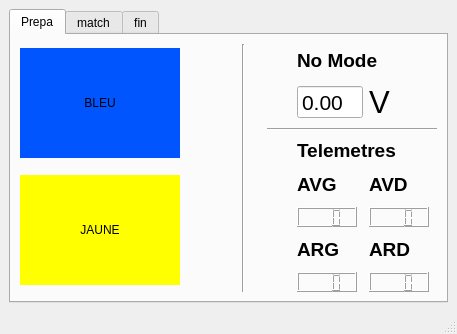
Old version of the form BasicModules/Ecran/ihm_Ecran.ui in the repository CRLG/LABOTBOX.
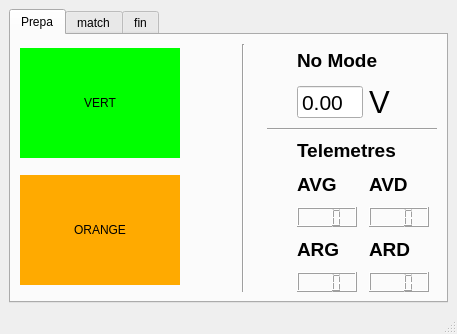
New version of the form. The open tabs and pages were chosen to show the change. Custom widgets are drawn as their Qt base class.

What changed in the file:
```diff
--- a/BasicModules/Ecran/ihm_Ecran.ui
+++ b/BasicModules/Ecran/ihm_Ecran.ui
@@ -187,7 +187,7 @@
               <brush brushstyle="SolidPattern">
                <color alpha="255">
                 <red>255</red>
-                <green>255</green>
+                <green>170</green>
                 <blue>0</blue>
                </color>
               </brush>
@@ -196,7 +196,7 @@
               <brush brushstyle="SolidPattern">
                <color alpha="255">
                 <red>255</red>
-                <green>255</green>
+                <green>213</green>
                 <blue>127</blue>
                </color>
               </brush>
@@ -205,7 +205,7 @@
               <brush brushstyle="SolidPattern">
                <color alpha="255">
                 <red>255</red>
-                <green>255</green>
+                <green>191</green>
                 <blue>63</blue>
                </color>
               </brush>
@@ -214,7 +214,7 @@
               <brush brushstyle="SolidPattern">
                <color alpha="255">
                 <red>127</red>
-                <green>127</green>
+                <green>85</green>
                 <blue>0</blue>
                </color>
               </brush>
@@ -223,7 +223,7 @@
               <brush brushstyle="SolidPattern">
                <color alpha="255">
                 <red>170</red>
-                <green>170</green>
+                <green>113</green>
                 <blue>0</blue>
                </color>
               </brush>
@@ -268,7 +268,7 @@
               <brush brushstyle="SolidPattern">
                <color alpha="255">
                 <red>255</red>
-                <green>255</green>
+                <green>170</green>
                 <blue>0</blue>
                </color>
               </brush>
@@ -286,7 +286,7 @@
               <brush brushstyle="SolidPattern">
                <color alpha="255">
                 <red>255</red>
-                <green>255</green>
+                <green>212</green>
                 <blue>127</blue>
                </color>
               </brush>
@@ -324,7 +324,7 @@
               <brush brushstyle="SolidPattern">
                <color alpha="255">
                 <red>255</red>
-                <green>255</green>
+                <green>170</green>
                 <blue>0</blue>
                </color>
               </brush>
@@ -333,7 +333,7 @@
               <brush brushstyle="SolidPattern">
                <color alpha="255">
                 <red>255</red>
-                <green>255</green>
+                <green>213</green>
                 <blue>127</blue>
                </color>
               </brush>
@@ -342,7 +342,7 @@
               <brush brushstyle="SolidPattern">
                <color alpha="255">
                 <red>255</red>
-                <green>255</green>
+                <green>191</green>
                 <blue>63</blue>
                </color>
               </brush>
@@ -351,7 +351,7 @@
               <brush brushstyle="SolidPattern">
                <color alpha="255">
                 <red>127</red>
-                <green>127</green>
+                <green>85</green>
                 <blue>0</blue>
                </color>
               </brush>
@@ -360,7 +360,7 @@
               <brush brushstyle="SolidPattern">
                <color alpha="255">
                 <red>170</red>
-                <green>170</green>
+                <green>113</green>
                 <blue>0</blue>
                </color>
               </brush>
@@ -405,7 +405,7 @@
               <brush brushstyle="SolidPattern">
                <color alpha="255">
                 <red>255</red>
-                <green>255</green>
+                <green>170</green>
                 <blue>0</blue>
                </color>
               </brush>
@@ -423,7 +423,7 @@
               <brush brushstyle="SolidPattern">
                <color alpha="255">
                 <red>255</red>
-                <green>255</green>
+                <green>212</green>
                 <blue>127</blue>
                </color>
               </brush>
@@ -452,7 +452,7 @@
               <brush brushstyle="SolidPattern">
                <color alpha="255">
                 <red>127</red>
-                <green>127</green>
+                <green>85</green>
                 <blue>0</blue>
                </color>
               </brush>
@@ -461,7 +461,7 @@
               <brush brushstyle="SolidPattern">
                <color alpha="255">
                 <red>255</red>
-                <green>255</green>
+                <green>170</green>
                 <blue>0</blue>
                </color>
               </brush>
@@ -470,7 +470,7 @@
               <brush brushstyle="SolidPattern">
                <color alpha="255">
                 <red>255</red>
-                <green>255</green>
+                <green>213</green>
                 <blue>127</blue>
                </color>
               </brush>
@@ -479,7 +479,7 @@
               <brush brushstyle="SolidPattern">
                <color alpha="255">
                 <red>255</red>
-                <green>255</green>
+                <green>191</green>
                 <blue>63</blue>
                </color>
               </brush>
@@ -488,7 +488,7 @@
               <brush brushstyle="SolidPattern">
                <color alpha="255">
                 <red>127</red>
-                <green>127</green>
+                <green>85</green>
                 <blue>0</blue>
                </color>
               </brush>
@@ -497,7 +497,7 @@
               <brush brushstyle="SolidPattern">
                <color alpha="255">
                 <red>170</red>
-                <green>170</green>
+                <green>113</green>
                 <blue>0</blue>
                </color>
               </brush>
@@ -506,7 +506,7 @@
               <brush brushstyle="SolidPattern">
                <color alpha="255">
                 <red>127</red>
-                <green>127</green>
+                <green>85</green>
                 <blue>0</blue>
                </color>
               </brush>
@@ -524,7 +524,7 @@
               <brush brushstyle="SolidPattern">
                <color alpha="255">
                 <red>127</red>
-                <green>127</green>
+                <green>85</green>
                 <blue>0</blue>
                </color>
               </brush>
@@ -533,7 +533,7 @@
               <brush brushstyle="SolidPattern">
                <color alpha="255">
                 <red>255</red>
-                <green>255</green>
+                <green>170</green>
                 <blue>0</blue>
                </color>
               </brush>
@@ -542,7 +542,7 @@
               <brush brushstyle="SolidPattern">
                <color alpha="255">
                 <red>255</red>
-                <green>255</green>
+                <green>170</green>
                 <blue>0</blue>
                </color>
               </brush>
@@ -560,7 +560,7 @@
               <brush brushstyle="SolidPattern">
                <color alpha="255">
                 <red>255</red>
-                <green>255</green>
+                <green>170</green>
                 <blue>0</blue>
                </color>
               </brush>
@@ -590,7 +590,7 @@
            <bool>true</bool>
           </property>
           <property name="text">
-           <string>JAUNE</string>
+           <string>ORANGE</string>
           </property>
           <property name="flat">
            <bool>true</bool>
@@ -758,8 +758,8 @@
               <brush brushstyle="SolidPattern">
                <color alpha="255">
                 <red>0</red>
-                <green>85</green>
-                <blue>255</blue>
+                <green>255</green>
+                <blue>0</blue>
                </color>
               </brush>
              </colorrole>
@@ -767,8 +767,8 @@
               <brush brushstyle="SolidPattern">
                <color alpha="255">
                 <red>127</red>
-                <green>170</green>
-                <blue>255</blue>
+                <green>255</green>
+                <blue>127</blue>
                </color>
               </brush>
              </colorrole>
@@ -776,8 +776,8 @@
               <brush brushstyle="SolidPattern">
                <color alpha="255">
                 <red>63</red>
-                <green>127</green>
-                <blue>255</blue>
+                <green>255</green>
+                <blue>63</blue>
                </color>
               </brush>
              </colorrole>
@@ -785,8 +785,8 @@
               <brush brushstyle="SolidPattern">
                <color alpha="255">
                 <red>0</red>
-                <green>42</green>
-                <blue>127</blue>
+                <green>127</green>
+                <blue>0</blue>
                </color>
               </brush>
              </colorrole>
@@ -794,8 +794,8 @@
               <brush brushstyle="SolidPattern">
                <color alpha="255">
                 <red>0</red>
-                <green>56</green>
-                <blue>170</blue>
+                <green>170</green>
+                <blue>0</blue>
                </color>
               </brush>
              </colorrole>
@@ -839,8 +839,8 @@
               <brush brushstyle="SolidPattern">
                <color alpha="255">
                 <red>0</red>
-                <green>85</green>
-                <blue>255</blue>
+                <green>255</green>
+                <blue>0</blue>
                </color>
               </brush>
              </colorrole>
@@ -857,8 +857,8 @@
               <brush brushstyle="SolidPattern">
                <color alpha="255">
                 <red>127</red>
-                <green>170</green>
-                <blue>255</blue>
+                <green>255</green>
+                <blue>127</blue>
                </color>
               </brush>
              </colorrole>
@@ -895,8 +895,8 @@
               <brush brushstyle="SolidPattern">
                <color alpha="255">
                 <red>0</red>
-                <green>85</green>
-                <blue>255</blue>
+                <green>255</green>
+                <blue>0</blue>
                </color>
               </brush>
              </colorrole>
@@ -904,8 +904,8 @@
               <brush brushstyle="SolidPattern">
                <color alpha="255">
                 <red>127</red>
-                <green>170</green>
-                <blue>255</blue>
+                <green>255</green>
+                <blue>127</blue>
                </color>
               </brush>
              </colorrole>
@@ -913,8 +913,8 @@
               <brush brushstyle="SolidPattern">
                <color alpha="255">
                 <red>63</red>
-                <green>127</green>
-                <blue>255</blue>
+                <green>255</green>
+                <blue>63</blue>
                </color>
               </brush>
              </colorrole>
@@ -922,8 +922,8 @@
               <brush brushstyle="SolidPattern">
                <color alpha="255">
                 <red>0</red>
-                <green>42</green>
-                <blue>127</blue>
+                <green>127</green>
+                <blue>0</blue>
                </color>
               </brush>
              </colorrole>
@@ -931,8 +931,8 @@
               <brush brushstyle="SolidPattern">
                <color alpha="255">
                 <red>0</red>
-                <green>56</green>
-                <blue>170</blue>
+                <green>170</green>
+                <blue>0</blue>
                </color>
               </brush>
              </colorrole>
@@ -976,8 +976,8 @@
               <brush brushstyle="SolidPattern">
                <color alpha="255">
                 <red>0</red>
-                <green>85</green>
-                <blue>255</blue>
+                <green>255</green>
+                <blue>0</blue>
                </color>
               </brush>
              </colorrole>
@@ -994,8 +994,8 @@
               <brush brushstyle="SolidPattern">
                <color alpha="255">
                 <red>127</red>
-                <green>170</green>
-                <blue>255</blue>
+                <green>255</green>
+                <blue>127</blue>
                </color>
               </brush>
              </colorrole>
@@ -1023,8 +1023,8 @@
               <brush brushstyle="SolidPattern">
                <color alpha="255">
                 <red>0</red>
-                <green>42</green>
-                <blue>127</blue>
+                <green>127</green>
+                <blue>0</blue>
                </color>
               </brush>
              </colorrole>
@@ -1032,8 +1032,8 @@
               <brush brushstyle="SolidPattern">
                <color alpha="255">
                 <red>0</red>
-                <green>85</green>
-                <blue>255</blue>
+                <green>255</green>
+                <blue>0</blue>
                </color>
               </brush>
              </colorrole>
@@ -1041,8 +1041,8 @@
               <brush brushstyle="SolidPattern">
                <color alpha="255">
                 <red>127</red>
-                <green>170</green>
-                <blue>255</blue>
+                <green>255</green>
+                <blue>127</blue>
                </color>
               </brush>
              </colorrole>
@@ -1050,8 +1050,8 @@
               <brush brushstyle="SolidPattern">
                <color alpha="255">
                 <red>63</red>
-                <green>127</green>
-                <blue>255</blue>
+                <green>255</green>
+                <blue>63</blue>
                </color>
               </brush>
              </colorrole>
@@ -1059,8 +1059,8 @@
               <brush brushstyle="SolidPattern">
                <color alpha="255">
                 <red>0</red>
-                <green>42</green>
-                <blue>127</blue>
+                <green>127</green>
+                <blue>0</blue>
                </color>
               </brush>
              </colorrole>
@@ -1068,8 +1068,8 @@
               <brush brushstyle="SolidPattern">
                <color alpha="255">
                 <red>0</red>
-                <green>56</green>
-                <blue>170</blue>
+                <green>170</green>
+                <blue>0</blue>
                </color>
               </brush>
              </colorrole>
@@ -1077,8 +1077,8 @@
               <brush brushstyle="SolidPattern">
                <color alpha="255">
                 <red>0</red>
-                <green>42</green>
-                <blue>127</blue>
+                <green>127</green>
+                <blue>0</blue>
                </color>
               </brush>
              </colorrole>
@@ -1095,8 +1095,8 @@
               <brush brushstyle="SolidPattern">
                <color alpha="255">
                 <red>0</red>
-                <green>42</green>
-                <blue>127</blue>
+                <green>127</green>
+                <blue>0</blue>
                </color>
               </brush>
              </colorrole>
@@ -1104,8 +1104,8 @@
               <brush brushstyle="SolidPattern">
                <color alpha="255">
                 <red>0</red>
-                <green>85</green>
-                <blue>255</blue>
+                <green>255</green>
+                <blue>0</blue>
                </color>
               </brush>
              </colorrole>
@@ -1113,8 +1113,8 @@
               <brush brushstyle="SolidPattern">
                <color alpha="255">
                 <red>0</red>
-                <green>85</green>
-                <blue>255</blue>
+                <green>255</green>
+                <blue>0</blue>
                </color>
               </brush>
              </colorrole>
@@ -1131,8 +1131,8 @@
               <brush brushstyle="SolidPattern">
                <color alpha="255">
                 <red>0</red>
-                <green>85</green>
-                <blue>255</blue>
+                <green>255</green>
+                <blue>0</blue>
                </color>
               </brush>
              </colorrole>
@@ -1161,7 +1161,7 @@
            <bool>true</bool>
           </property>
           <property name="text">
-           <string>BLEU</string>
+           <string>VERT</string>
           </property>
           <property name="flat">
            <bool>true</bool>
```
Left out of the diff: 2 changed lines with no effect on the pictures.
